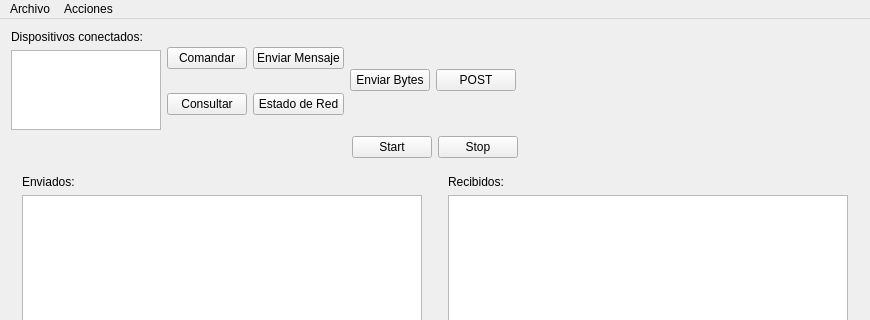
arukagiri/interfazLAC, file mainwindow.ui: the form before one commit; both pictures show x 0 to 870 and y 0 to 320 of the 870 by 589 pixel window.
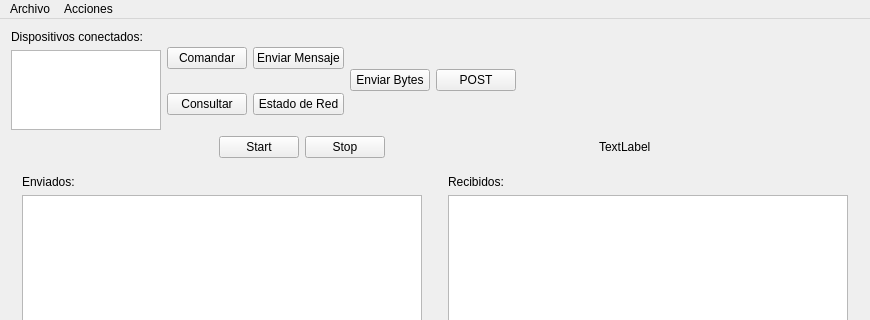
The form after the commit.

```diff
--- a/mainwindow.ui
+++ b/mainwindow.ui
@@ -243,6 +243,26 @@
         </property>
        </widget>
       </item>
+      <item>
+       <spacer name="horizontalSpacer_4">
+        <property name="orientation">
+         <enum>Qt::Horizontal</enum>
+        </property>
+        <property name="sizeHint" stdset="0">
+         <size>
+          <width>40</width>
+          <height>20</height>
+         </size>
+        </property>
+       </spacer>
+      </item>
+      <item>
+       <widget class="QLabel" name="label_4">
+        <property name="text">
+         <string>TextLabel</string>
+        </property>
+       </widget>
+      </item>
       <item>
        <spacer name="horizontalSpacer_2">
         <property name="orientation">
```
Left out of the diff: 5 changed lines with no effect on the pictures. Lines whose indentation alone changed are shown as unchanged.
